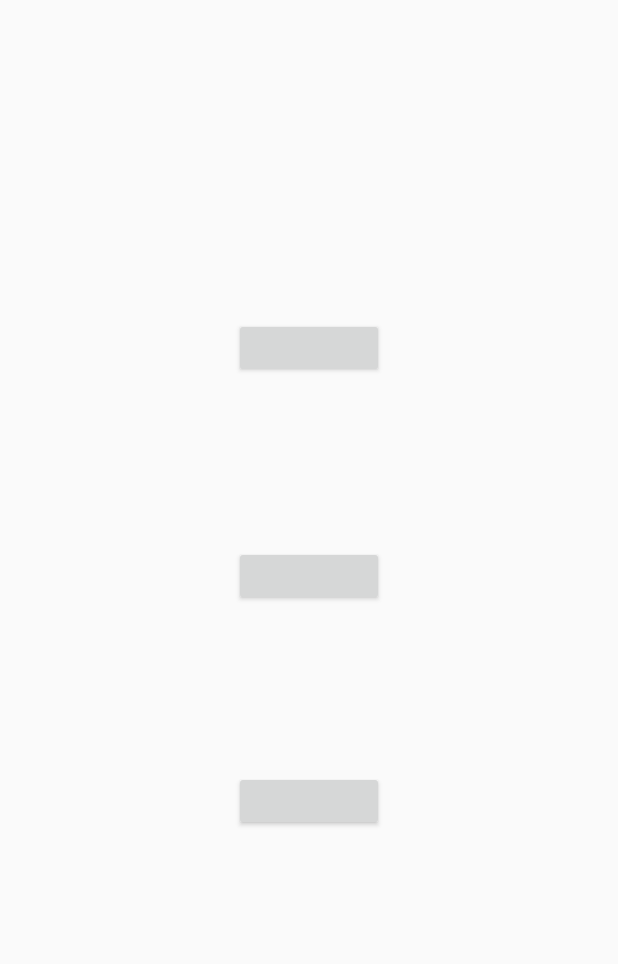
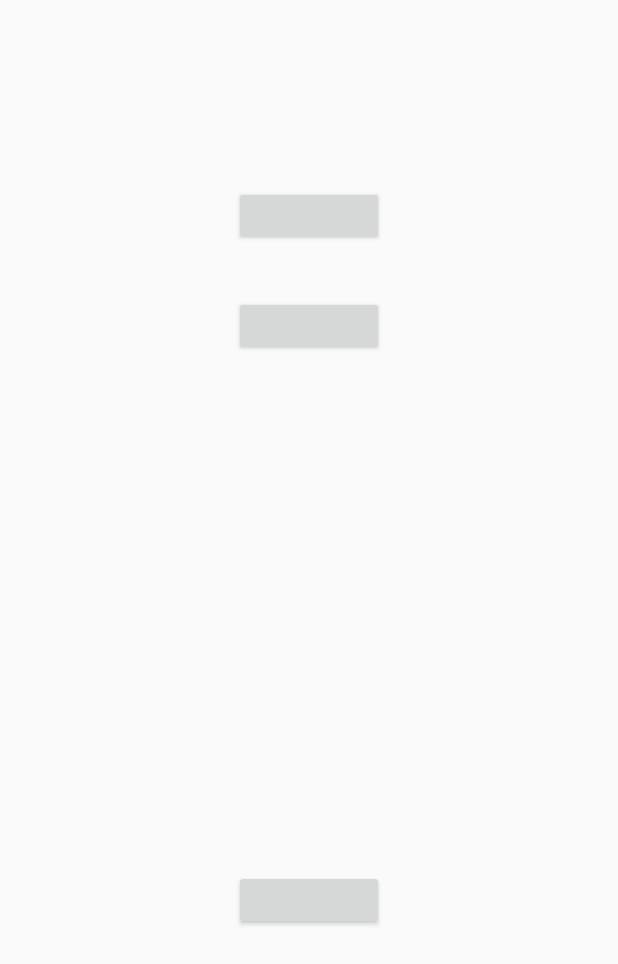
Before and after one commit to iamavik-git/WayloSupport, an Android app: the layout activity_main2.xml on its own in the app's theme, with its tools: preview values and no code run, on a phone screen of 412 x 824 dp. Shown: the top 964 px of the screen. Run offline under Robolectric (Android 15) with nearby library versions, the phone set to English and light mode, and no system bars; plain views replace FancyButton.

Commit message:
Mid_Stable_Still_Next_Intent_Bug

```diff
--- a/app/build.gradle
+++ b/app/build.gradle
@@ -25,7 +25,7 @@ dependencies {
     implementation 'com.google.firebase:firebase-auth:16.0.2'
     androidTestImplementation 'com.android.support.test:runner:1.0.2'
     androidTestImplementation 'com.android.support.test.espresso:espresso-core:3.0.2'
-    implementation 'com.facebook.android:facebook-login:4.34.0'
+    implementation 'com.facebook.android:facebook-android-sdk:[4,5)'
     implementation 'com.github.zcweng:switch-button:0.0.3@aar'
     implementation 'com.github.medyo:fancybuttons:1.8.4'
     implementation 'com.github.clans:fab:1.6.4'
--- a/app/src/main/AndroidManifest.xml
+++ b/app/src/main/AndroidManifest.xml
@@ -2,7 +2,7 @@
 <manifest xmlns:android="http://schemas.android.com/apk/res/android"
     package="com.example.rahul.waylosupport">
 
-    <uses-permission android:name="android.permission.INTERNET" />
+    <uses-permission android:name="android.permission.INTERNET"/>
 
     <application
         android:allowBackup="true"
--- a/app/src/main/java/com/example/rahul/waylosupport/MainActivity.java
+++ b/app/src/main/java/com/example/rahul/waylosupport/MainActivity.java
@@ -7,7 +7,6 @@ import android.support.v7.app.AppCompatActivity;
 import android.os.Bundle;
 import android.util.Log;
 import android.widget.Toast;
-
 
 import com.facebook.AccessToken;
 import com.facebook.CallbackManager;
@@ -23,9 +22,6 @@ import com.google.firebase.auth.FacebookAuthProvider;
 import com.google.firebase.auth.FirebaseAuth;
 import com.google.firebase.auth.FirebaseUser;
 
-
-
-
 public class MainActivity extends AppCompatActivity {
 
     private CallbackManager mCallbackManager;
@@ -33,6 +29,7 @@ public class MainActivity extends AppCompatActivity {
     private FirebaseAuth mAuth;
 
     private static final String TAG = "FACELOG";
+
 
 
     @Override
@@ -43,8 +40,13 @@ public class MainActivity extends AppCompatActivity {
         getSupportActionBar().setCustomView(R.layout.ab_layout);
 
 
+
+
 //         Initialize Firebase Auth
         mAuth = FirebaseAuth.getInstance();
+
+
+
 
 //         Initialize Facebook Login button
         mCallbackManager = CallbackManager.Factory.create();
@@ -85,11 +87,14 @@ public class MainActivity extends AppCompatActivity {
 
     }
 
+
     private void updateUI() {
         Toast.makeText(MainActivity.this,"You're Logged In", Toast.LENGTH_LONG).show();
 
         Intent i = new Intent(MainActivity.this, Main2Activity.class);
-        startActivity(i);
+        MainActivity.this.startActivity(i);
+//        startActivity(i);
+
         finish();
 
     }
@@ -115,11 +120,13 @@ public class MainActivity extends AppCompatActivity {
                             // Sign in success, update UI with the signed-in user's information
                             Log.d(TAG, "signInWithCredential:success");
                             FirebaseUser user = mAuth.getCurrentUser();
+                            Toast.makeText(MainActivity.this,"All set", Toast.LENGTH_LONG).show();
                             updateUI();
                         } else {
                             // If sign in fails, display a message to the user.
                             Log.w(TAG, "signInWithCredential:failure", task.getException());
                             Toast.makeText(MainActivity.this, "Authentication failed.", Toast.LENGTH_SHORT).show();
+
                             updateUI();
                         }
 
--- a/app/src/main/res/layout/activity_main.xml
+++ b/app/src/main/res/layout/activity_main.xml
@@ -3,7 +3,6 @@
 
 <android.support.constraint.ConstraintLayout xmlns:android="http://schemas.android.com/apk/res/android"
     xmlns:app="http://schemas.android.com/apk/res-auto"
-    xmlns:fancy="http://schemas.android.com/apk/res-auto"
     xmlns:tools="http://schemas.android.com/tools"
     android:layout_width="match_parent"
     android:layout_height="match_parent"
--- a/app/src/main/res/layout/activity_main2.xml
+++ b/app/src/main/res/layout/activity_main2.xml
@@ -1,29 +1,25 @@
 <?xml version="1.0" encoding="utf-8"?>
 
-<android.support.constraint.ConstraintLayout xmlns:android="http://schemas.android.com/apk/res/android"
-    xmlns:app="http://schemas.android.com/apk/res-auto"
+<RelativeLayout xmlns:android="http://schemas.android.com/apk/res/android"
     xmlns:fancy="http://schemas.android.com/apk/res-auto"
     xmlns:tools="http://schemas.android.com/tools"
     android:layout_width="match_parent"
     android:layout_height="match_parent"
     tools:context=".Main2Activity"
-    tools:layout_editor_absoluteY="81sp">
+    tools:layout_editor_absoluteY="81dp">
 
 
     <mehdi.sakout.fancybuttons.FancyButton
         android:id="@+id/green"
         android:layout_width="100sp"
         android:layout_height="40sp"
-        android:layout_marginBottom="33sp"
-        android:layout_marginTop="134sp"
+        android:layout_alignParentTop="true"
+        android:layout_centerHorizontal="true"
+        android:layout_marginTop="124dp"
         android:paddingBottom="10sp"
         android:paddingLeft="20sp"
         android:paddingRight="20sp"
         android:paddingTop="10sp"
-        app:layout_constraintBottom_toTopOf="@+id/yellow"
-        app:layout_constraintEnd_toEndOf="parent"
-        app:layout_constraintStart_toStartOf="parent"
-        app:layout_constraintTop_toTopOf="parent"
         fancy:fb_borderColor="#FFFFFF"
         fancy:fb_borderWidth="1dp"
         fancy:fb_defaultColor="#008000"
@@ -31,22 +27,22 @@
         fancy:fb_iconPosition="left"
         fancy:fb_radius="30sp"
         fancy:fb_text="Green"
-        fancy:fb_textColor="#FFFFFF" />
+        fancy:fb_textColor="#FFFFFF"
+        tools:layout_editor_absoluteX="142dp"
+        tools:layout_editor_absoluteY="134dp" />
 
 
     <mehdi.sakout.fancybuttons.FancyButton
         android:id="@+id/yellow"
         android:layout_width="100sp"
         android:layout_height="40sp"
-        android:layout_marginBottom="32sp"
+        android:layout_alignParentTop="true"
+        android:layout_centerHorizontal="true"
+        android:layout_marginTop="197dp"
         android:paddingBottom="10sp"
         android:paddingLeft="20sp"
         android:paddingRight="20sp"
         android:paddingTop="10sp"
-        app:layout_constraintBottom_toTopOf="@+id/red"
-        app:layout_constraintEnd_toEndOf="parent"
-        app:layout_constraintStart_toStartOf="parent"
-        app:layout_constraintTop_toBottomOf="@+id/green"
         fancy:fb_borderColor="#FFFFFF"
         fancy:fb_borderWidth="1sp"
         fancy:fb_defaultColor="#70a900"
@@ -54,22 +50,22 @@
         fancy:fb_iconPosition="left"
         fancy:fb_radius="30sp"
         fancy:fb_text="Yellow"
-        fancy:fb_textColor="#FFFFFF" />
+        fancy:fb_textColor="#FFFFFF"
+        tools:layout_editor_absoluteX="142dp"
+        tools:layout_editor_absoluteY="207dp" />
 
 
     <mehdi.sakout.fancybuttons.FancyButton
         android:id="@+id/red"
         android:layout_width="100sp"
         android:layout_height="40sp"
-        android:layout_marginBottom="192sp"
+        android:layout_alignParentBottom="true"
+        android:layout_centerHorizontal="true"
+        android:layout_marginBottom="204dp"
         android:paddingBottom="10sp"
         android:paddingLeft="20sp"
         android:paddingRight="20sp"
         android:paddingTop="10sp"
-        app:layout_constraintBottom_toBottomOf="parent"
-        app:layout_constraintEnd_toEndOf="parent"
-        app:layout_constraintStart_toStartOf="parent"
-        app:layout_constraintTop_toBottomOf="@+id/yellow"
         fancy:fb_borderColor="#FFFFFF"
         fancy:fb_borderWidth="1sp"
         fancy:fb_defaultColor="#ff0019"
@@ -77,7 +73,9 @@
         fancy:fb_iconPosition="left"
         fancy:fb_radius="30sp"
         fancy:fb_text="Red"
-        fancy:fb_textColor="#FFFFFF" />
+        fancy:fb_textColor="#FFFFFF"
+        tools:layout_editor_absoluteX="142dp"
+        tools:layout_editor_absoluteY="279dp" />
 
 
-</android.support.constraint.ConstraintLayout>
+</RelativeLayout>
```
